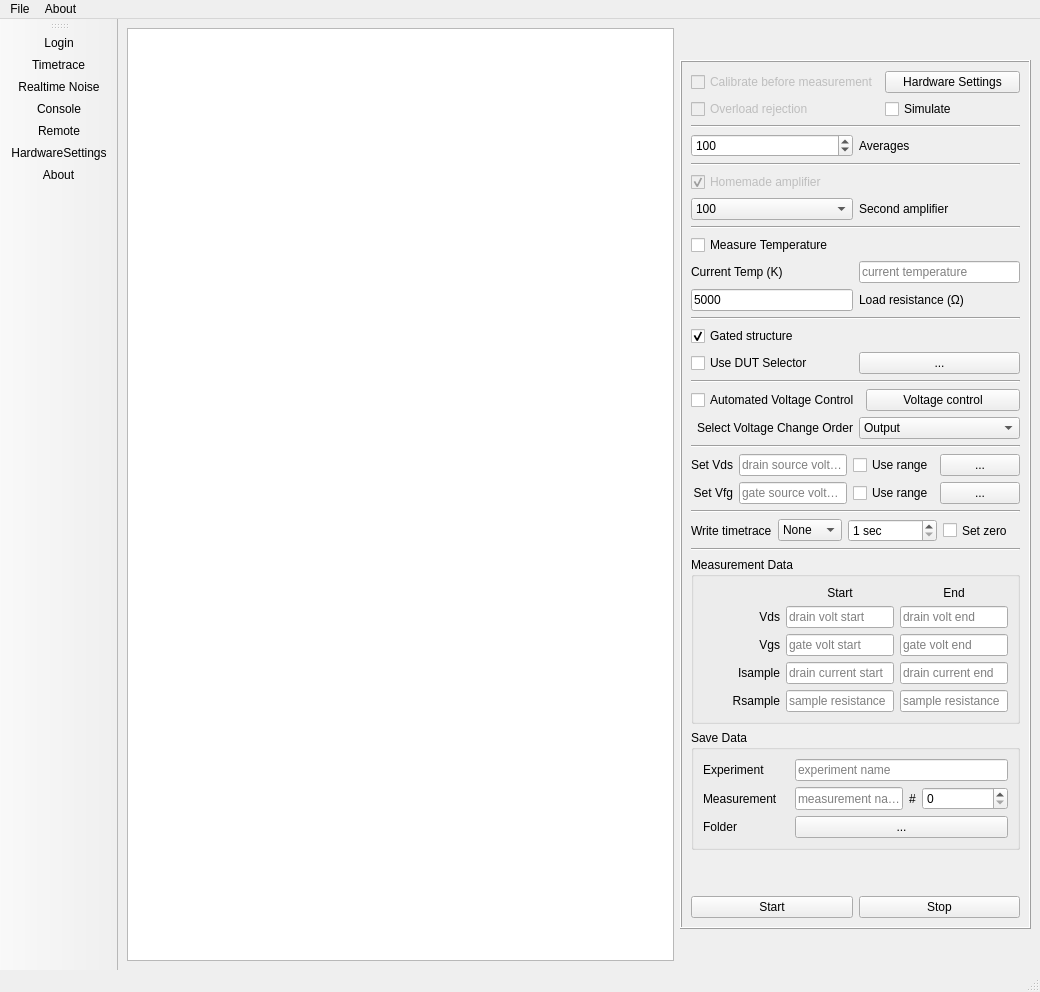
Qt form PyFANS/UI/UI_NoiseMeasurement_v5.ui (zigorrom/PyFANS) before a commit.
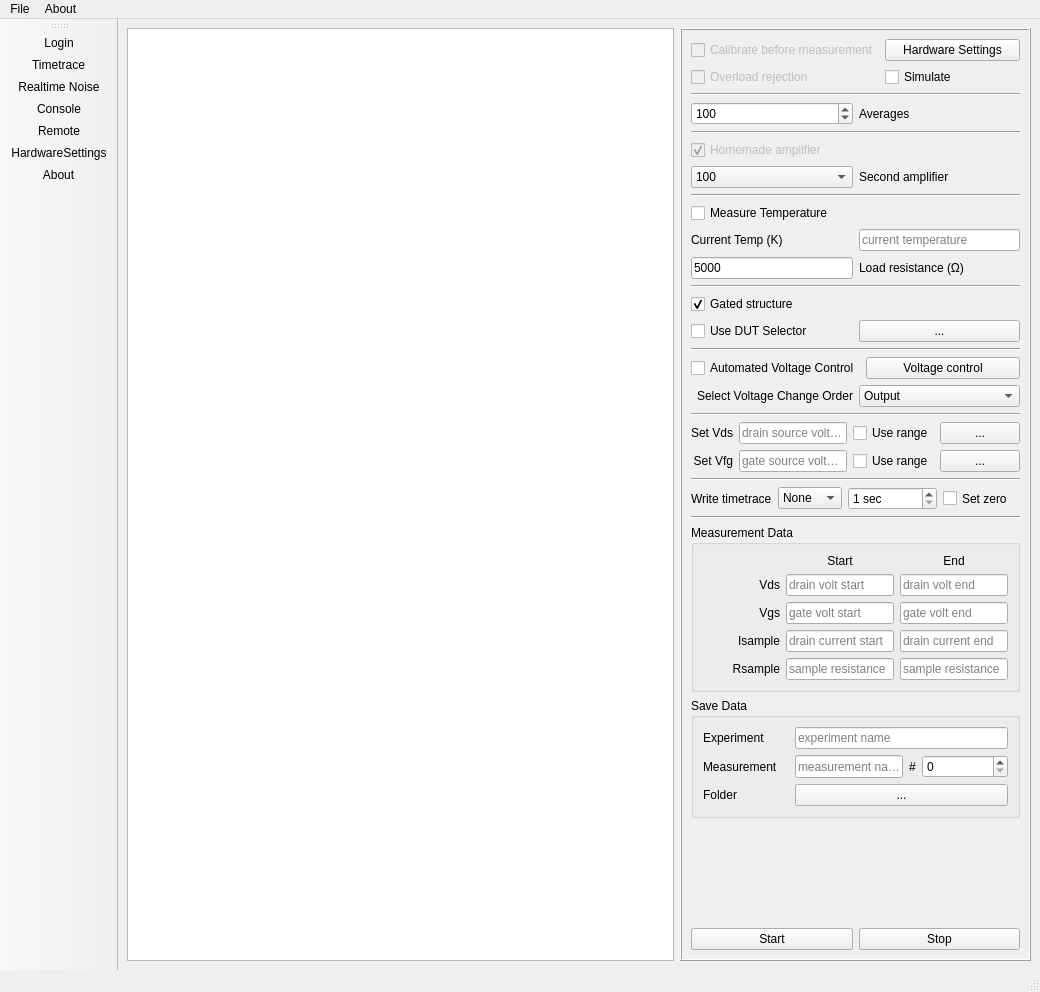
The same form after that commit. Icons and pictures are not drawn. Custom widgets are drawn as their Qt base class.

Patch:
```diff
--- a/PyFANS/UI/UI_NoiseMeasurement_v5.ui
+++ b/PyFANS/UI/UI_NoiseMeasurement_v5.ui
@@ -28,7 +28,7 @@
     <item>
      <widget class="QFrame" name="frame">
       <property name="sizePolicy">
-       <sizepolicy hsizetype="Maximum" vsizetype="Maximum">
+       <sizepolicy hsizetype="Maximum" vsizetype="Minimum">
         <horstretch>0</horstretch>
         <verstretch>0</verstretch>
        </sizepolicy>
```
Left out of the diff: 14 changed lines with no effect on the pictures.
